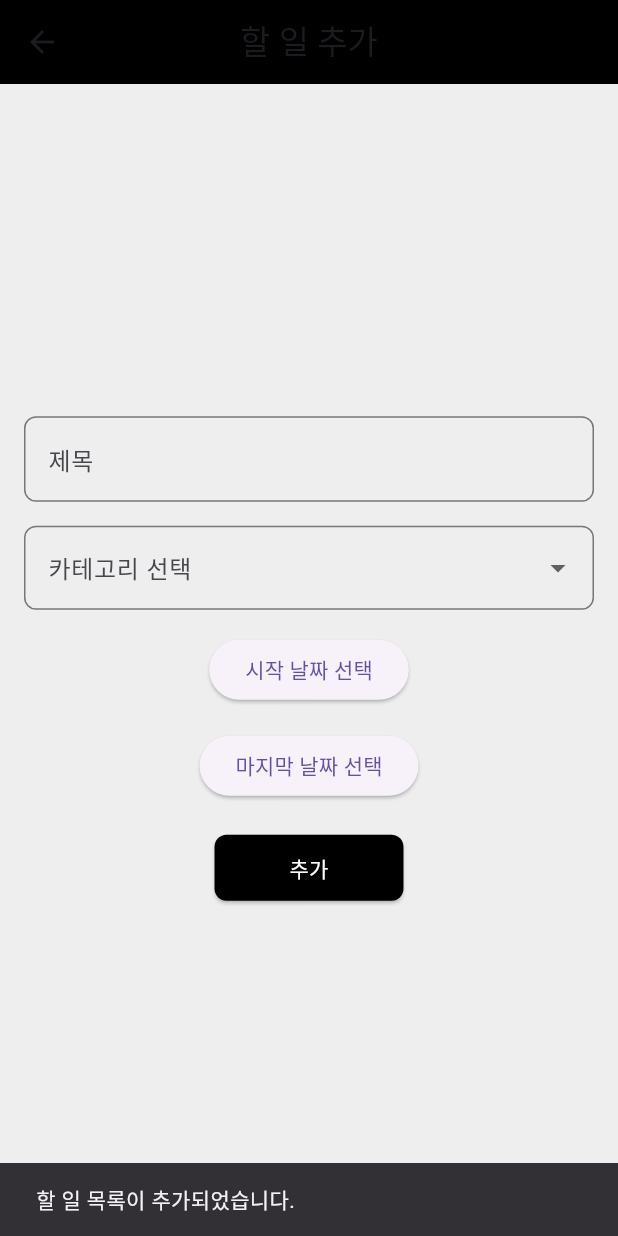
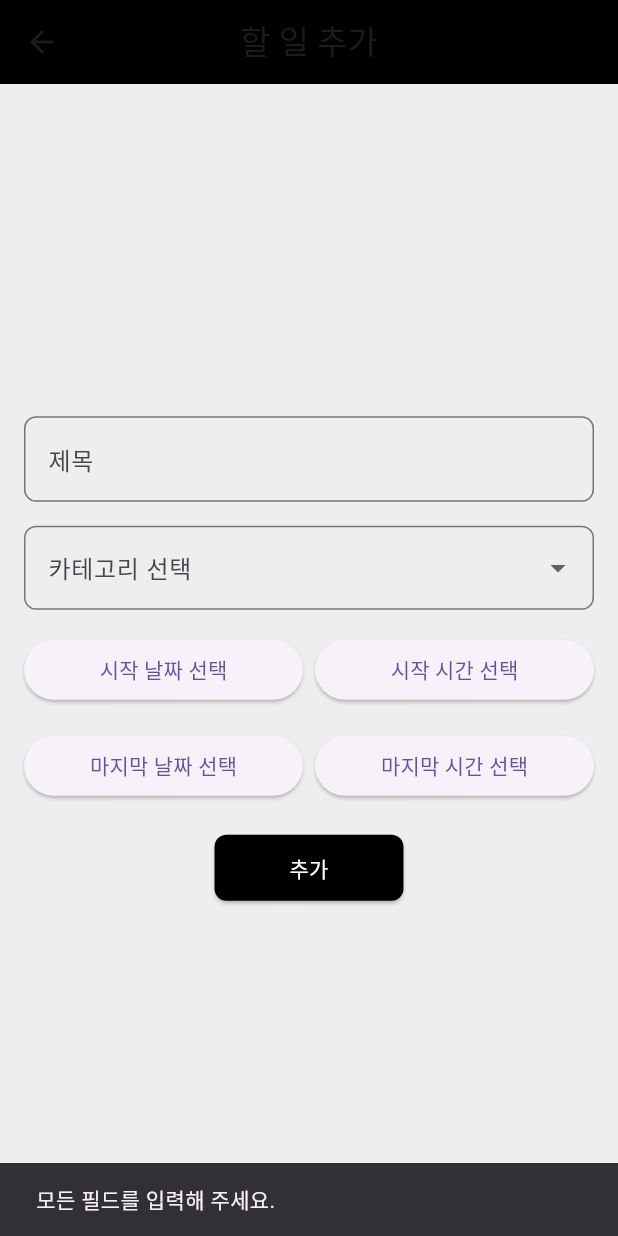
Before and after one commit to to-do-list-8/main, a Flutter app: the AddScreen screen opened directly, after a tap on "추가", on a phone screen of 412 x 824 dp. Run offline on Flutter 3.47's test engine with Material 3 defaults, Android fonts, the phone set to English and light mode, and no system bars; our stand-ins replace cloud_firestore, firebase_auth, firebase_core, lottie, table_calendar; accounts and stored records are empty; Roboto replaces fonts that are missing (CustomFont).

Commit message:
1. add_screen.dart 날짜와 시간을 추가하도록 수정 2. home_screen.dart에 add_screen.dart에서 추가한 일정이 나오도록 수정 3. data_screen.dart 추가 (승원님이 작성한 코드)

```diff
--- a/lib/screens/add_screen.dart
+++ b/lib/screens/add_screen.dart
@@ -10,14 +10,15 @@ class AddScreen extends StatefulWidget {
 }
 
 class _AddScreenState extends State<AddScreen> {
-  final TextEditingController _dataController = TextEditingController();
-  final FirebaseFirestore _firestore = FirebaseFirestore.instance;
-  final FirebaseAuth _auth = FirebaseAuth.instance;
-
   final TextEditingController _nameController = TextEditingController();
   String? _selectedCategory;
   DateTime? _startDate;
+  TimeOfDay? _startTime;
   DateTime? _endDate;
+  TimeOfDay? _endTime;
+
+  final FirebaseFirestore _firestore = FirebaseFirestore.instance;
+  final FirebaseAuth _auth = FirebaseAuth.instance;
 
   void _addDataToFirebase() async {
     try {
@@ -25,33 +26,86 @@ class _AddScreenState extends State<AddScreen> {
 
       if (user == null) {
         ScaffoldMessenger.of(context).showSnackBar(
-          const SnackBar(content: Text('No user is currently logged in.')),
+          const SnackBar(content: Text('사용자가 로그인되어 있지 않습니다.')),
         );
         return;
       }
 
-      // 데이터 배열 추가
+      if (_nameController.text.isEmpty ||
+          _selectedCategory == null ||
+          _startDate == null ||
+          _startTime == null ||
+          _endDate == null ||
+          _endTime == null) {
+        ScaffoldMessenger.of(context).showSnackBar(
+          const SnackBar(content: Text('모든 필드를 입력해 주세요.')),
+        );
+        return;
+      }
+
+      // 시작 날짜와 시간, 끝 날짜와 시간 병합
+      DateTime fullStartDate = DateTime(
+        _startDate!.year,
+        _startDate!.month,
+        _startDate!.day,
+        _startTime!.hour,
+        _startTime!.minute,
+      );
+      DateTime fullEndDate = DateTime(
+        _endDate!.year,
+        _endDate!.month,
+        _endDate!.day,
+        _endTime!.hour,
+        _endTime!.minute,
+      );
+
+      // Firestore에 데이터 추가
       await _firestore.collection('schedule').doc(user.uid).update({
         "data": FieldValue.arrayUnion([
           {
             "category": _selectedCategory,
             "name": _nameController.text,
-            "s_date": _startDate != null ? Timestamp.fromDate(_startDate!) : null,
-            "f_date": _endDate != null ? Timestamp.fromDate(_endDate!) : null,
+            "s_date": Timestamp.fromDate(fullStartDate),
+            "f_date": Timestamp.fromDate(fullEndDate),
             "check": false,
-            "count": 0,
           }
         ])
       });
 
       ScaffoldMessenger.of(context).showSnackBar(
-        const SnackBar(content: Text('할 일 목록이 추가되었습니다.')),
+        const SnackBar(content: Text('할 일이 성공적으로 추가되었습니다.')),
       );
+
+      // 입력 필드 초기화
+      _nameController.clear();
+      setState(() {
+        _selectedCategory = null;
+        _startDate = null;
+        _startTime = null;
+        _endDate = null;
+        _endTime = null;
+      });
     } catch (e) {
       ScaffoldMessenger.of(context).showSnackBar(
-        SnackBar(content: Text('Failed to add data: $e')),
+        SnackBar(content: Text('데이터 추가 실패: $e')),
       );
     }
+  }
+
+  Future<DateTime?> _pickDate(BuildContext context, DateTime initialDate) async {
+    return await showDatePicker(
+      context: context,
+      initialDate: initialDate,
+      firstDate: DateTime(2000),
+      lastDate: DateTime(2100),
+    );
+  }
+
+  Future<TimeOfDay?> _pickTime(BuildContext context, TimeOfDay initialTime) async {
+    return await showTimePicker(
+      context: context,
+      initialTime: initialTime,
+    );
   }
 
   @override
@@ -100,14 +154,12 @@ class _AddScreenState extends State<AddScreen> {
                 ),
               ),
               const SizedBox(height: 16),
-              ElevatedButton(
+              Row(
+                children: [
+                  Expanded(
+                    child: ElevatedButton(
                       onPressed: () async {
-                  DateTime? pickedDate = await showDatePicker(
-                    context: context,
-                    initialDate: DateTime.now(),
-                    firstDate: DateTime(2000),
-                    lastDate: DateTime(2100),
-                  );
+                        DateTime? pickedDate = await _pickDate(context, DateTime.now());
                         if (pickedDate != null) {
                           setState(() {
                             _startDate = pickedDate;
@@ -117,18 +169,37 @@ class _AddScreenState extends State<AddScreen> {
                       child: Text(
                         _startDate == null
                             ? '시작 날짜 선택'
-                      : 'Start Date: ${_startDate!.toLocal()}'.split(' ')[0],
+                            : '${_startDate!.year}-${_startDate!.month.toString().padLeft(2, '0')}-${_startDate!.day.toString().padLeft(2, '0')}',
                       ),
                     ),
+                  ),
+                  const SizedBox(width: 8),
+                  Expanded(
+                    child: ElevatedButton(
+                      onPressed: () async {
+                        TimeOfDay? pickedTime = await _pickTime(context, TimeOfDay.now());
+                        if (pickedTime != null) {
+                          setState(() {
+                            _startTime = pickedTime;
+                          });
+                        }
+                      },
+                      child: Text(
+                        _startTime == null
+                            ? '시작 시간 선택'
+                            : '${_startTime!.hour.toString().padLeft(2, '0')}:${_startTime!.minute.toString().padLeft(2, '0')}',
+                      ),
+                    ),
+                  ),
+                ],
+              ),
               const SizedBox(height: 16),
-              ElevatedButton(
+              Row(
+                children: [
+                  Expanded(
+                    child: ElevatedButton(
                       onPressed: () async {
-                  DateTime? pickedDate = await showDatePicker(
-                    context: context,
-                    initialDate: DateTime.now(),
-                    firstDate: DateTime(2000),
-                    lastDate: DateTime(2100),
-                  );
+                        DateTime? pickedDate = await _pickDate(context, DateTime.now());
                         if (pickedDate != null) {
                           setState(() {
                             _endDate = pickedDate;
@@ -138,8 +209,29 @@ class _AddScreenState extends State<AddScreen> {
                       child: Text(
                         _endDate == null
                             ? '마지막 날짜 선택'
-                      : 'End Date: ${_endDate!.toLocal()}'.split(' ')[0],
+                            : '${_endDate!.year}-${_endDate!.month.toString().padLeft(2, '0')}-${_endDate!.day.toString().padLeft(2, '0')}',
                       ),
+                    ),
+                  ),
+                  const SizedBox(width: 8),
+                  Expanded(
+                    child: ElevatedButton(
+                      onPressed: () async {
+                        TimeOfDay? pickedTime = await _pickTime(context, TimeOfDay.now());
+                        if (pickedTime != null) {
+                          setState(() {
+                            _endTime = pickedTime;
+                          });
+                        }
+                      },
+                      child: Text(
+                        _endTime == null
+                            ? '마지막 시간 선택'
+                            : '${_endTime!.hour.toString().padLeft(2, '0')}:${_endTime!.minute.toString().padLeft(2, '0')}',
+                      ),
+                    ),
+                  ),
+                ],
               ),
               const SizedBox(height: 20),
               ElevatedButton(
--- a/lib/screens/main_screen.dart
+++ b/lib/screens/main_screen.dart
@@ -1,6 +1,6 @@
 import 'package:flutter/material.dart';
 import 'home_screen.dart';
-import 'alarm_screen.dart';
+import 'data_screen.dart';
 import 'add_screen.dart';
 import 'diary_screen.dart';
 
@@ -14,7 +14,7 @@ class _MainScreenState extends State<MainScreen> {
 
   final List<Widget> _screens = [
     HomeScreen(),
-    AlarmScreen(),
+    DataScreen(),
     AddScreen(),
     DiaryScreen(),
   ];
@@ -43,7 +43,7 @@ class _MainScreenState extends State<MainScreen> {
           ),
           BottomNavigationBarItem(
             icon: Icon(Icons.bar_chart),
-            label: 'Chart',
+            label: 'Data',
           ),
           BottomNavigationBarItem(
             icon: Icon(Icons.add),
```
Also changed, not shown: lib/screens/data_screen.dart (added, +215 -0 lines), lib/screens/home_screen.dart (+106 -43 lines), pubspec.lock. Lines whose indentation alone changed are shown as unchanged.
